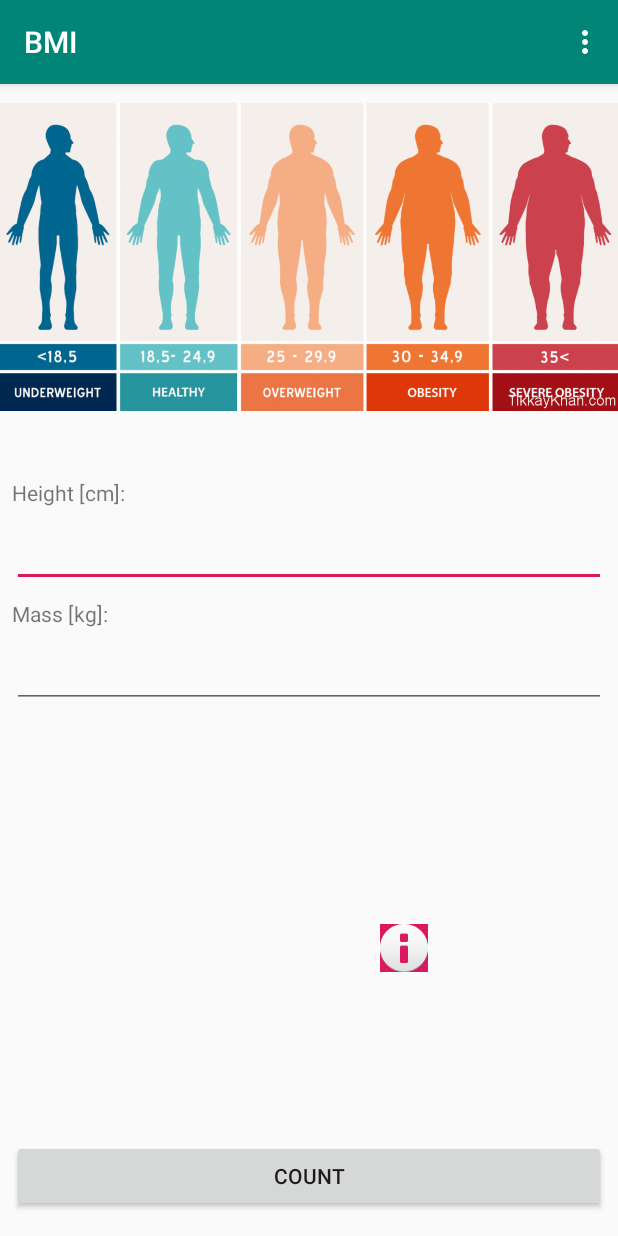
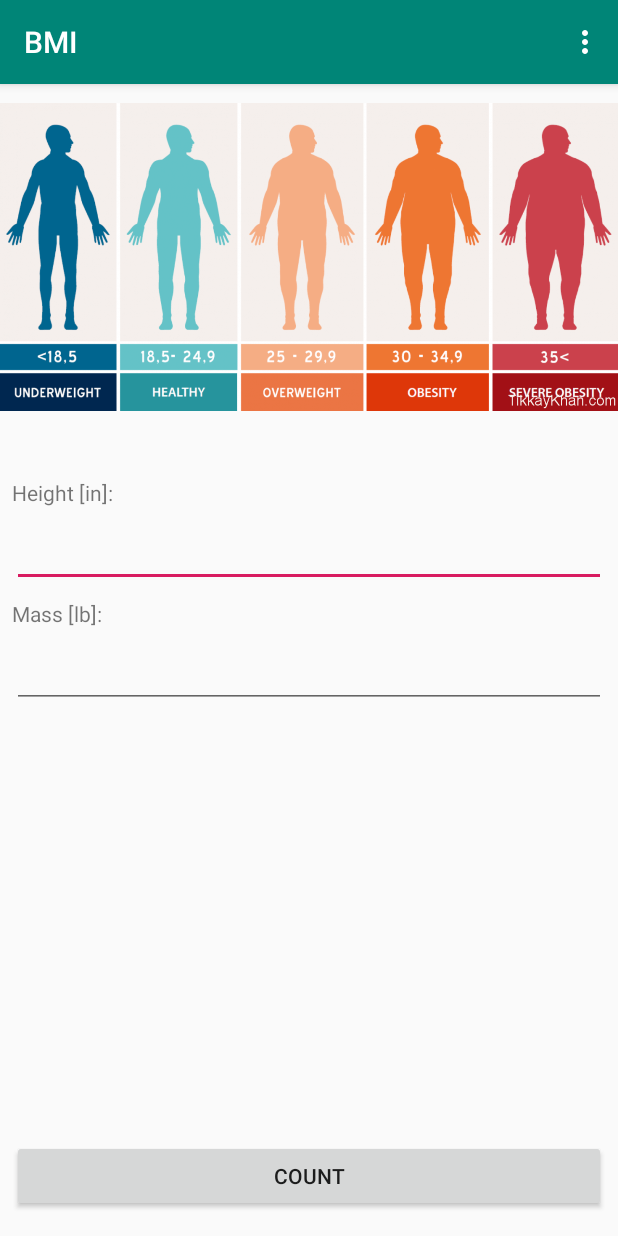
Before and after one commit to martkans/BMI-Calculator, an Android app: the screen it shows after launch (MainActivity), in the options menu, after a tap on "Imperial units", on a phone screen of 412 x 824 dp. Run offline under Robolectric (Android 15) with nearby library versions, the phone set to English and light mode, and no system bars.

Commit message:
add functionality of counting bmi in imperial units. change image view next to results to image button. code refactor

```diff
--- a/app/src/main/java/com/martkans/bmi/MainActivity.kt
+++ b/app/src/main/java/com/martkans/bmi/MainActivity.kt
@@ -2,59 +2,81 @@ package com.martkans.bmi
 
 import android.support.v7.app.AppCompatActivity
 import android.os.Bundle
-import android.os.PersistableBundle
 import android.view.Menu
 import android.view.MenuItem
+import android.view.View
 import android.widget.EditText
 import android.widget.Toast
+import com.martkans.bmi.logic.Bmi
 import com.martkans.bmi.logic.BmiForKgCm
+import com.martkans.bmi.logic.BmiForLbIn
 
 import kotlinx.android.synthetic.main.activity_main.*
 
 class MainActivity : AppCompatActivity() {
 
-    var bmi:BmiForKgCm = BmiForKgCm()
+    private val upperHeightLimitCm: Double = 300.0
+    private val lowerHeightLimitCm: Double = 100.0
+
+    private val upperMassLimitKg: Double = 300.0
+    private val lowerMassLimitKg: Double = 30.0
+
+    private val cmToInMultiplier: Double = 0.39370079
+    private val kgToLbMultiplier: Double = 2.20462262
+
+    var bmi: Bmi = BmiForKgCm()
+
+    private var upperHeightLimit: Double = upperHeightLimitCm
+    private var lowerHeightLimit: Double = lowerHeightLimitCm
+
+    private var upperMassLimit: Double = upperMassLimitKg
+    private var lowerMassLimit: Double = lowerMassLimitKg
 
     override fun onCreate(savedInstanceState: Bundle?) {
         super.onCreate(savedInstanceState)
         setContentView(R.layout.activity_main)
 
-
         countBtn.setOnClickListener{
 
-            this.bmi.height = getAndValidateInput(heightET, 100, 300, "height")
-            this.bmi.mass = getAndValidateInput(massET, 20, 300, "mass")
+            this.bmi.height = getAndValidateInput(heightET, lowerHeightLimit, upperHeightLimit, "height")
+            this.bmi.mass = getAndValidateInput(massET, lowerMassLimit, upperMassLimit, "mass")
 
             showResults()
         }
     }
 
-    private fun getAndValidateInput(input: EditText, lowerLimit: Int, higherLimit:Int, inputCategory:String):Int{
+    private fun getAndValidateInput(input: EditText, lowerLimit: Double, upperLimit: Double, inputCategory: String): Double{
 
-        if(input.text.isEmpty() || input.text.toString().toInt() < lowerLimit || input.text.toString().toInt() > higherLimit){
+        if(input.text.isEmpty() || input.text.toString().toDouble() < lowerLimit || input.text.toString().toDouble() > upperLimit){
             Toast.makeText(this, "Provide valid $inputCategory value!", Toast.LENGTH_SHORT).show()
-            return 0
+            return 0.0
         }
 
-        return input.text.toString().toInt()
+        return input.text.toString().toDouble()
     }
 
     private fun showResults(){
 
         yourBMITV.text = if (bmi.countBmi() == null) "" else String.format("%.2f", bmi.countBmi())
         yourBMIrangeTV.text = bmiLevel()
+
+        if(bmi.countBmi() != null){
+            infoIB.visibility = View.VISIBLE
+        } else {
+            infoIB.visibility = View.INVISIBLE
+        }
     }
 
-    private fun bmiLevel() : String{
+    private fun bmiLevel(): String{
         val bmiVal = bmi.countBmi()
 
         when {
             bmiVal == null   -> return ""
-            bmiVal < 18.5   -> return "UNDERWEIGHT"
-            bmiVal <= 24.9  -> return "HEALTHY"
-            bmiVal <= 29.9  -> return "OVERWEIGHT"
-            bmiVal <= 34.9  -> return "OBESITY"
-            else            -> return "SEVERE OBESITY"
+            bmiVal < 18.5   -> return getString(R.string.bmi_main_range_underweight)
+            bmiVal <= 24.9  -> return getString(R.string.bmi_main_range_healthy)
+            bmiVal <= 29.9  -> return getString(R.string.bmi_main_range_overweight)
+            bmiVal <= 34.9  -> return getString(R.string.bmi_main_range_obesity)
+            else            -> return getString(R.string.bmi_main_range_severe_obesity)
         }
 
     }
@@ -72,6 +94,8 @@ class MainActivity : AppCompatActivity() {
 
         yourBMITV.text = savedInstanceState?.getString("yourBMITV")
         yourBMIrangeTV.text = savedInstanceState?.getString("yourBMIrangeTV")
+
+
     }
 
     override fun onCreateOptionsMenu(menu: Menu): Boolean {
@@ -92,7 +116,17 @@ class MainActivity : AppCompatActivity() {
         if (id == R.id.imperialMI) {
 
             item.isChecked = !item.isChecked
-            Toast.makeText(this, "Imperial units Clicked", Toast.LENGTH_LONG).show()
+
+            if(item.isChecked){
+                changeToImperialUnits()
+            } else {
+                changeToSIUnits()
+            }
+
+            heightET.text.clear()
+            massET.text.clear()
+            infoIB.visibility = View.INVISIBLE
+
             return true
         }
 
@@ -105,4 +139,31 @@ class MainActivity : AppCompatActivity() {
         return super.onOptionsItemSelected(item)
 
     }
+
+    private fun changeToImperialUnits(){
+        bmi = BmiForLbIn()
+        heightTV.text = getString(R.string.bmi_main_height_in)
+        massTV.text = getString(R.string.bmi_main_mass_lb)
+
+
+        upperHeightLimit = upperHeightLimitCm*cmToInMultiplier
+        lowerHeightLimit = lowerHeightLimitCm*cmToInMultiplier
+
+        upperMassLimit = upperMassLimitKg*kgToLbMultiplier
+        lowerMassLimit = lowerMassLimitKg*kgToLbMultiplier
+    }
+
+    private fun changeToSIUnits(){
+
+        bmi = BmiForKgCm()
+        heightTV.text = getString(R.string.bmi_main_height_cm)
+        massTV.text = getString(R.string.bmi_main_mass_kg)
+
+
+        upperHeightLimit = upperHeightLimitCm
+        lowerHeightLimit = lowerHeightLimitCm
+
+        upperMassLimit = upperMassLimitKg
+        lowerMassLimit = lowerMassLimitKg
+    }
 }
--- a/app/src/main/java/com/martkans/bmi/logic/Bmi.kt
+++ b/app/src/main/java/com/martkans/bmi/logic/Bmi.kt
@@ -1,5 +1,7 @@
 package com.martkans.bmi.logic
 
 interface Bmi {
+    var height:Double
+    var mass:Double
     fun countBmi() : Double?
 }
--- a/app/src/main/java/com/martkans/bmi/logic/BmiForKgCm.kt
+++ b/app/src/main/java/com/martkans/bmi/logic/BmiForKgCm.kt
@@ -1,10 +1,10 @@
 package com.martkans.bmi.logic
 
-class BmiForKgCm(var mass: Int = 0, var height: Int = 0) : Bmi {
+class BmiForKgCm(override var mass: Double = 0.0, override var height: Double = 0.0) : Bmi {
 
     override fun countBmi(): Double? {
 
-        if (mass == 0 || height == 0) return null
+        if (mass == 0.0 || height == 0.0) return null
 
         return mass*10000.0 / (height*height)
     }
--- /dev/null
+++ b/app/src/main/java/com/martkans/bmi/logic/BmiForLbIn.kt
@@ -0,0 +1,10 @@
+package com.martkans.bmi.logic
+
+class BmiForLbIn(override var mass: Double = 0.0, override var height: Double = 0.0) : Bmi {
+
+    override fun countBmi(): Double? {
+        if (mass == 0.0 || height == 0.0) return null
+
+        return mass*703.0 / (height*height)
+    }
+}
--- a/app/src/main/res/layout-land/activity_main.xml
+++ b/app/src/main/res/layout-land/activity_main.xml
@@ -9,7 +9,7 @@
                                           android:orientation="vertical"
                                           app:layout_constraintGuide_percent="0.5"/>
     <TextView
-            android:text="Height [cm]:"
+            android:text="@string/bmi_main_height_cm"
             android:layout_width="wrap_content"
             android:layout_height="wrap_content"
             android:id="@+id/heightTV" android:layout_marginTop="8dp"
@@ -18,7 +18,7 @@
             app:layout_constraintHorizontal_bias="0.0" android:layout_marginBottom="8dp"
             app:layout_constraintBottom_toTopOf="@+id/countBtn" app:layout_constraintVertical_bias="0.19999999"/>
     <TextView
-            android:text="Mass [kg]:"
+            android:text="@string/bmi_main_mass_kg"
             android:layout_width="wrap_content"
             android:layout_height="wrap_content"
             android:id="@+id/massTV" android:layout_marginTop="8dp"
@@ -28,7 +28,7 @@
     <EditText
             android:layout_width="0dp"
             android:layout_height="wrap_content"
-            android:inputType="number"
+            android:inputType="number|numberDecimal"
             android:ems="10"
             android:id="@+id/heightET"
             app:layout_constraintStart_toStartOf="@+id/guideline4" android:layout_marginStart="8dp"
@@ -38,14 +38,14 @@
     <EditText
             android:layout_width="0dp"
             android:layout_height="wrap_content"
-            android:inputType="number"
+            android:inputType="number|numberDecimal"
             android:ems="10"
             android:id="@+id/massET" android:layout_marginTop="8dp"
             app:layout_constraintTop_toBottomOf="@+id/massTV" android:layout_marginStart="8dp"
             app:layout_constraintStart_toStartOf="@+id/guideline4" android:layout_marginEnd="8dp"
             app:layout_constraintEnd_toEndOf="parent"/>
     <Button
-            android:text="Count"
+            android:text="@string/bmi_main_count"
             android:layout_width="0dp"
             android:layout_height="wrap_content"
             android:id="@+id/countBtn" android:layout_marginBottom="16dp"
@@ -83,13 +83,13 @@
             android:layout_marginStart="8dp" app:layout_constraintEnd_toStartOf="@+id/guideline4"
             android:layout_marginEnd="8dp" android:layout_marginBottom="8dp"
             app:layout_constraintBottom_toTopOf="@+id/guideline5" app:srcCompat="@drawable/bmi"/>
-    <ImageView
+    <ImageButton
             android:layout_width="wrap_content"
-            android:layout_height="wrap_content" app:srcCompat="@android:drawable/ic_dialog_info"
-            android:id="@+id/infoIV"
-            app:layout_constraintEnd_toStartOf="@+id/guideline4" android:layout_marginEnd="8dp"
-            android:layout_marginTop="8dp" app:layout_constraintTop_toTopOf="@+id/guideline5"
-            android:layout_marginBottom="8dp" app:layout_constraintBottom_toBottomOf="parent"
-            android:background="@color/colorAccent" app:layout_constraintStart_toEndOf="@+id/yourBMITV"
-            android:layout_marginStart="8dp" app:layout_constraintHorizontal_bias="0.25"/>
+            android:layout_height="wrap_content" app:srcCompat="@android:drawable/ic_menu_help"
+            android:id="@+id/infoIB" android:layout_marginTop="8dp"
+            app:layout_constraintTop_toTopOf="@+id/guideline5" android:layout_marginBottom="8dp"
+            app:layout_constraintBottom_toBottomOf="parent" app:layout_constraintEnd_toStartOf="@+id/guideline4"
+            android:layout_marginEnd="8dp" app:layout_constraintStart_toEndOf="@+id/yourBMITV"
+            android:layout_marginStart="8dp" app:layout_constraintHorizontal_bias="0.3" android:visibility="invisible"
+            app:layout_constraintVertical_bias="0.3"/>
 </android.support.constraint.ConstraintLayout>
--- a/app/src/main/res/layout/activity_main.xml
+++ b/app/src/main/res/layout/activity_main.xml
@@ -20,7 +20,7 @@
                                           android:orientation="horizontal"
                                           app:layout_constraintGuide_percent="0.30"/>
     <TextView
-            android:text="Height [cm]:"
+            android:text="@string/bmi_main_height_cm"
             android:layout_width="wrap_content"
             android:layout_height="wrap_content"
             android:id="@+id/heightTV" app:layout_constraintStart_toStartOf="parent" android:layout_marginStart="8dp"
@@ -28,7 +28,7 @@
             app:layout_constraintHorizontal_bias="0.0" android:layout_marginTop="32dp"
             app:layout_constraintTop_toTopOf="@+id/guideline"/>
     <Button
-            android:text="Count"
+            android:text="@string/bmi_main_count"
             android:layout_width="0dp"
             android:layout_height="wrap_content"
             android:id="@+id/countBtn" android:layout_marginBottom="16dp"
@@ -62,26 +62,17 @@
                                           android:id="@+id/guideline3"
                                           android:orientation="horizontal"
                                           app:layout_constraintGuide_percent="0.9"/>
-    <ImageView
-            android:layout_width="wrap_content"
-            android:layout_height="wrap_content" app:srcCompat="@android:drawable/ic_dialog_info"
-            android:id="@+id/imageView2" android:layout_marginTop="8dp"
-            app:layout_constraintTop_toTopOf="@+id/guideline2" android:layout_marginBottom="8dp"
-            app:layout_constraintBottom_toTopOf="@+id/guideline3" app:layout_constraintEnd_toEndOf="parent"
-            android:layout_marginEnd="8dp"
-            android:background="@color/colorAccent" app:layout_constraintStart_toEndOf="@+id/yourBMITV"
-            android:layout_marginStart="8dp" app:layout_constraintHorizontal_bias="0.25"/>
     <EditText
             android:layout_width="0dp"
             android:layout_height="wrap_content"
-            android:inputType="number"
+            android:inputType="number|numberDecimal"
             android:ems="10"
             android:id="@+id/heightET" android:layout_marginTop="8dp"
             app:layout_constraintTop_toBottomOf="@+id/heightTV" android:layout_marginEnd="8dp"
             app:layout_constraintEnd_toEndOf="parent" android:layout_marginStart="8dp"
             app:layout_constraintStart_toStartOf="parent"/>
     <TextView
-            android:text="Mass [kg]:"
+            android:text="@string/bmi_main_mass_kg"
             android:layout_width="wrap_content"
             android:layout_height="wrap_content"
             android:id="@+id/massTV" android:layout_marginTop="8dp"
@@ -91,10 +82,20 @@
     <EditText
             android:layout_width="0dp"
             android:layout_height="wrap_content"
-            android:inputType="number"
+            android:inputType="number|numberDecimal"
             android:ems="10"
             android:id="@+id/massET"
             app:layout_constraintStart_toStartOf="parent" android:layout_marginStart="8dp"
             app:layout_constraintEnd_toEndOf="parent" android:layout_marginEnd="8dp" android:layout_marginTop="8dp"
             app:layout_constraintTop_toBottomOf="@+id/massTV"/>
+    <ImageButton
+            android:layout_width="wrap_content"
+            android:layout_height="wrap_content" app:srcCompat="@android:drawable/ic_menu_help"
+            android:id="@+id/infoIB" android:layout_marginTop="8dp"
+            app:layout_constraintTop_toTopOf="@+id/guideline2"
+            app:layout_constraintEnd_toEndOf="parent"
+            android:layout_marginEnd="8dp"
+            app:layout_constraintStart_toEndOf="@+id/yourBMITV" android:layout_marginStart="8dp"
+            app:layout_constraintHorizontal_bias="0.25" android:visibility="invisible" android:layout_marginBottom="8dp"
+            app:layout_constraintBottom_toTopOf="@+id/guideline3" app:layout_constraintVertical_bias="0.3"/>
 </android.support.constraint.ConstraintLayout>
--- a/app/src/main/res/menu/menu.xml
+++ b/app/src/main/res/menu/menu.xml
@@ -1,7 +1,7 @@
 <?xml version="1.0" encoding="utf-8"?>
 <menu xmlns:app="http://schemas.android.com/apk/res-auto" xmlns:android="http://schemas.android.com/apk/res/android">
 
-    <item android:title="About" android:id="@+id/aboutMI"/>
-    <item android:title="Imperial units" android:checkable="true" android:id="@+id/imperialMI"/>
-    <item android:title="History" android:id="@+id/historyMI"/>
+    <item android:title="@string/bmi_menu_about_me" android:id="@+id/aboutMI"/>
+    <item android:title="@string/bmi_menu_imperial_units" android:checkable="true" android:id="@+id/imperialMI"/>
+    <item android:title="@string/bmi_menu_history" android:id="@+id/historyMI"/>
 </menu>
--- a/app/src/main/res/values/strings.xml
+++ b/app/src/main/res/values/strings.xml
@@ -1,3 +1,21 @@
 <resources>
     <string name="app_name">BMI</string>
+
+    <string name="bmi_main_height_cm">Height [cm]:</string>
+    <string name="bmi_main_mass_kg">Mass [kg]:</string>
+
+    <string name="bmi_main_height_in">Height [in]:</string>
+    <string name="bmi_main_mass_lb">Mass [lb]:</string>
+
+    <string name="bmi_main_count">Count</string>
+    <string name="bmi_main_range_underweight">UNDERWEIGHT</string>
+    <string name="bmi_main_range_healthy">HEALTHY</string>
+    <string name="bmi_main_range_overweight">OVERWEIGHT</string>
+    <string name="bmi_main_range_obesity">OBESITY</string>
+    <string name="bmi_main_range_severe_obesity">SEVERE OBESITY</string>
+
+
+    <string name="bmi_menu_about_me">About me</string>
+    <string name="bmi_menu_imperial_units">Imperial units</string>
+    <string name="bmi_menu_history">History</string>
 </resources>
```
